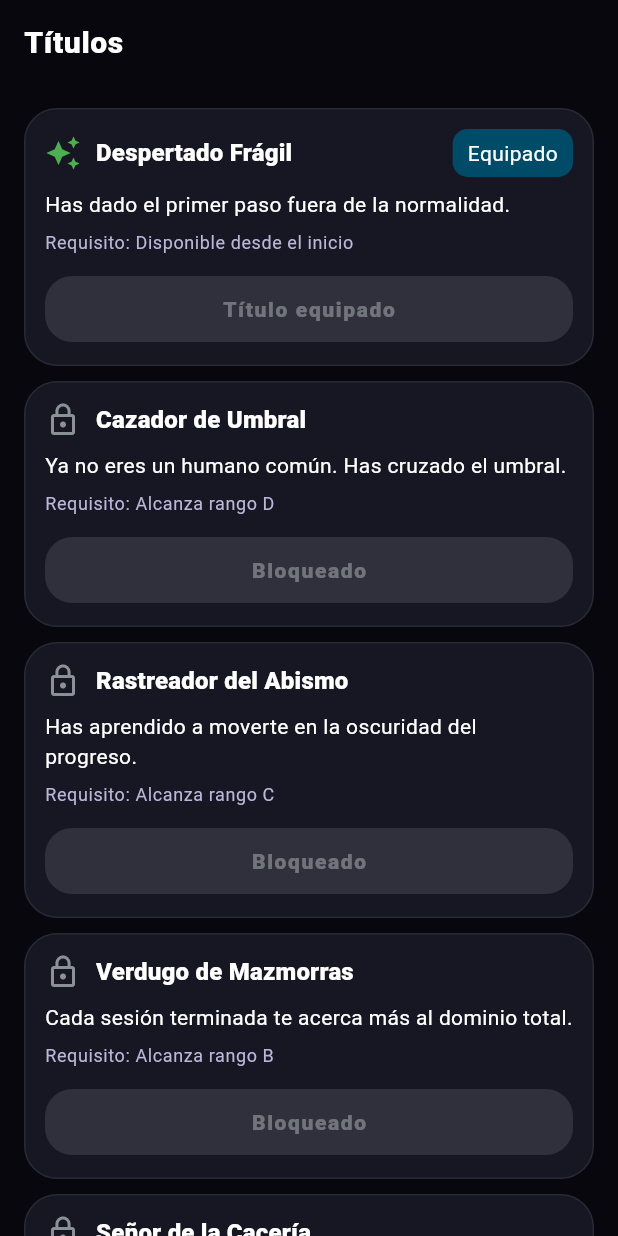
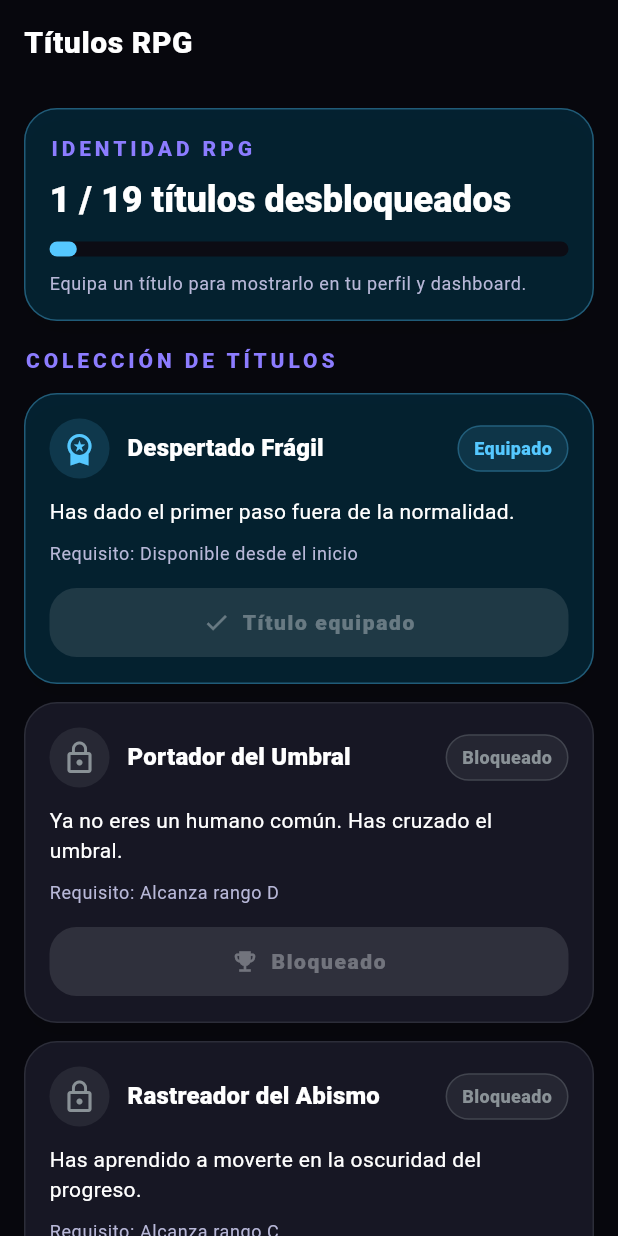
Before and after one commit to Alfihary/hunter_system, a Flutter app: the RpgTitlesScreen screen opened by its route, on a phone screen of 412 x 824 dp. Run offline on Flutter 3.47's test engine with Material 3 defaults, Android fonts, the light colour scheme and no system bars; our stand-ins replace drift, drift_flutter, fl_chart, flutter_riverpod, go_router, permission_handler and 1 more; missing offline and left inert: health, mobile_scanner; accounts and stored records are empty; generated files the repository leaves out were written again.

```diff
--- a/lib/features/profile/presentation/screens/hunter_profile_screen.dart
+++ b/lib/features/profile/presentation/screens/hunter_profile_screen.dart
@@ -280,7 +280,9 @@ class _SecuritySection extends ConsumerWidget {
                     newPassword: next.text,
                   );
 
-              if (context.mounted) Navigator.pop(context);
+              if (!context.mounted) return;
+
+              Navigator.pop(context);
 
               ScaffoldMessenger.of(context).showSnackBar(
                 SnackBar(
--- a/lib/features/rpg/data/derived_rpg_repository.dart
+++ b/lib/features/rpg/data/derived_rpg_repository.dart
@@ -11,6 +11,8 @@ import '../domain/rpg_repository.dart';
 import '../domain/rpg_source_breakdown.dart';
 import '../domain/rpg_stats.dart';
 import '../domain/rpg_title.dart';
+import '../domain/rpg_text_catalog.dart';
+import '../domain/rpg_text_key.dart';
 
 /// Repositorio RPG derivado desde hábitos, entrenamiento, nutrición,
 /// health y quests persistentes.
@@ -110,7 +112,7 @@ class DerivedRpgRepository implements RpgRepository {
       ),
       _achievement(
         id: 'constant_hunter',
-        name: 'Cazador Constante',
+        name: RpgTextCatalog.get(RpgTextKey.achievementConstantIron),
         description: 'Completa 20 entrenamientos.',
         rarity: AchievementRarity.rare,
         current: metrics.finishedWorkouts,
@@ -185,7 +187,7 @@ class DerivedRpgRepository implements RpgRepository {
       /// Health
       _achievement(
         id: 'first_step',
-        name: 'Primer Paso del Cazador',
+        name: RpgTextCatalog.get(RpgTextKey.achievementFirstStep),
         description: 'Registra tu primer día con pasos sincronizados.',
         rarity: AchievementRarity.common,
         current: metrics.healthRecordedDays,
@@ -193,7 +195,7 @@ class DerivedRpgRepository implements RpgRepository {
       ),
       _achievement(
         id: 'hunter_stride',
-        name: 'Zancada del Cazador',
+        name: RpgTextCatalog.get(RpgTextKey.achievementAscendingStride),
         description: 'Cumple la meta de pasos 3 días.',
         rarity: AchievementRarity.rare,
         current: metrics.stepGoalDays,
@@ -325,7 +327,7 @@ class DerivedRpgRepository implements RpgRepository {
       ),
       _title(
         id: 'threshold_hunter',
-        name: 'Cazador de Umbral',
+        name: RpgTextCatalog.get(RpgTextKey.titleThresholdBearer),
         description: 'Ya no eres un humano común. Has cruzado el umbral.',
         requirementText: 'Alcanza rango D',
         unlocked: metrics.rank.index >= RpgRank.d.index,
@@ -349,7 +351,7 @@ class DerivedRpgRepository implements RpgRepository {
       ),
       _title(
         id: 'lord_of_the_hunt',
-        name: 'Señor de la Cacería',
+        name: RpgTextCatalog.get(RpgTextKey.titleSovereigntyOfHunt),
         description: 'Tu avance ya no parece humano; parece depredador.',
         requirementText: 'Alcanza rango A',
         unlocked: metrics.rank.index >= RpgRank.a.index,
--- a/lib/features/rpg/domain/rpg_title.dart
+++ b/lib/features/rpg/domain/rpg_title.dart
@@ -1,10 +1,11 @@
-/// Título desbloqueable del personaje.
+/// Título desbloqueable del sistema RPG.
 ///
 /// ¿Qué hace?
-/// Representa un título que el usuario puede desbloquear y equipar.
+/// Representa una identidad que el usuario puede desbloquear y equipar.
 ///
 /// ¿Para qué sirve?
-/// Para darle identidad visual y temática al personaje.
+/// Para reforzar la sensación de progreso tipo RPG sin depender del género
+/// del usuario. Por eso los títulos deben ser neutros.
 class RpgTitle {
   final String id;
   final String name;
@@ -23,4 +24,14 @@ class RpgTitle {
     required this.isEquipped,
     required this.sortOrder,
   });
+
+  /// Indica si el título se puede equipar.
+  bool get canEquip => isUnlocked && !isEquipped;
+
+  /// Texto visual de estado.
+  String get statusLabel {
+    if (isEquipped) return 'Equipado';
+    if (isUnlocked) return 'Desbloqueado';
+    return 'Bloqueado';
+  }
 }
--- a/lib/features/rpg/presentation/screens/rpg_titles_screen.dart
+++ b/lib/features/rpg/presentation/screens/rpg_titles_screen.dart
@@ -1,20 +1,21 @@
 import 'package:flutter/material.dart';
 import 'package:flutter_riverpod/flutter_riverpod.dart';
 
+import '../../../../shared/presentation/widgets/hunter_panel.dart';
+import '../../../../shared/presentation/widgets/hunter_section_label.dart';
 import '../../domain/rpg_title.dart';
 import '../providers/rpg_controller.dart';
 
 /// Pantalla de títulos RPG.
 ///
 /// ¿Qué hace?
-/// Lista todos los títulos del personaje, mostrando:
-/// - si están desbloqueados
-/// - si están equipados
-/// - requisito
-/// - acción para equipar
+/// Lista todos los títulos disponibles:
+/// - equipados
+/// - desbloqueados
+/// - bloqueados
 ///
 /// ¿Para qué sirve?
-/// Para que el usuario elija la identidad visual de su personaje.
+/// Para que el usuario pueda elegir su identidad visual RPG.
 class RpgTitlesScreen extends ConsumerWidget {
   const RpgTitlesScreen({super.key});
 
@@ -24,7 +25,7 @@ class RpgTitlesScreen extends ConsumerWidget {
     final actionState = ref.watch(rpgActionControllerProvider);
 
     return Scaffold(
-      appBar: AppBar(title: const Text('Títulos')),
+      appBar: AppBar(title: const Text('Títulos RPG')),
       body: titlesAsync.when(
         loading: () => const Center(child: CircularProgressIndicator()),
         error: (error, _) => Center(
@@ -35,17 +36,40 @@ class RpgTitlesScreen extends ConsumerWidget {
         ),
         data: (titles) {
           if (titles.isEmpty) {
-            return const Center(child: Text('No hay títulos disponibles.'));
+            return const Center(
+              child: Padding(
+                padding: EdgeInsets.all(24),
+                child: Text(
+                  'No hay títulos disponibles todavía.',
+                  textAlign: TextAlign.center,
+                ),
+              ),
+            );
           }
 
-          return ListView.separated(
+          final unlockedCount = titles
+              .where((title) => title.isUnlocked)
+              .length;
+
+          return RefreshIndicator(
+            onRefresh: () async {
+              ref.invalidate(rpgTitlesProvider);
+              ref.invalidate(rpgControllerProvider);
+            },
+            child: ListView(
               padding: const EdgeInsets.all(16),
-            itemCount: titles.length,
-            separatorBuilder: (_, __) => const SizedBox(height: 10),
-            itemBuilder: (context, index) {
-              final title = titles[index];
-
-              return _TitleCard(
+              children: [
+                _TitlesHeader(
+                  totalTitles: titles.length,
+                  unlockedTitles: unlockedCount,
+                ),
+                const SizedBox(height: 16),
+                const HunterSectionLabel('COLECCIÓN DE TÍTULOS'),
+                const SizedBox(height: 12),
+                ...titles.map(
+                  (title) => Padding(
+                    padding: const EdgeInsets.only(bottom: 12),
+                    child: _TitleCard(
                       title: title,
                       isBusy: actionState.isLoading,
                       onEquip: () async {
@@ -53,14 +77,26 @@ class RpgTitlesScreen extends ConsumerWidget {
                             .read(rpgActionControllerProvider.notifier)
                             .equipTitle(title.id);
 
-                  if (error != null && context.mounted) {
+                        if (!context.mounted) return;
+
+                        if (error != null) {
                           ScaffoldMessenger.of(
                             context,
                           ).showSnackBar(SnackBar(content: Text(error)));
+                          return;
                         }
-                },
+
+                        ScaffoldMessenger.of(context).showSnackBar(
+                          SnackBar(
+                            content: Text('Título equipado: ${title.name}'),
+                          ),
                         );
                       },
+                    ),
+                  ),
+                ),
+              ],
+            ),
           );
         },
       ),
@@ -68,6 +104,49 @@ class RpgTitlesScreen extends ConsumerWidget {
   }
 }
 
+/// Header superior de progreso de títulos.
+class _TitlesHeader extends StatelessWidget {
+  final int totalTitles;
+  final int unlockedTitles;
+
+  const _TitlesHeader({
+    required this.totalTitles,
+    required this.unlockedTitles,
+  });
+
+  @override
+  Widget build(BuildContext context) {
+    final progress = totalTitles <= 0 ? 0.0 : unlockedTitles / totalTitles;
+
+    return HunterPanel(
+      highlighted: true,
+      child: Column(
+        crossAxisAlignment: CrossAxisAlignment.start,
+        children: [
+          const HunterSectionLabel('IDENTIDAD RPG'),
+          const SizedBox(height: 8),
+          Text(
+            '$unlockedTitles / $totalTitles títulos desbloqueados',
+            style: Theme.of(context).textTheme.headlineSmall,
+          ),
+          const SizedBox(height: 12),
+          LinearProgressIndicator(
+            value: progress.clamp(0.0, 1.0),
+            minHeight: 10,
+            borderRadius: BorderRadius.circular(999),
+          ),
+          const SizedBox(height: 10),
+          Text(
+            'Equipa un título para mostrarlo en tu perfil y dashboard.',
+            style: Theme.of(context).textTheme.bodySmall,
+          ),
+        ],
+      ),
+    );
+  }
+}
+
+/// Card visual de un título RPG.
 class _TitleCard extends StatelessWidget {
   final RpgTitle title;
   final bool isBusy;
@@ -81,58 +160,55 @@ class _TitleCard extends StatelessWidget {
 
   @override
   Widget build(BuildContext context) {
-    final unlockedColor = title.isUnlocked
-        ? Colors.green
-        : Theme.of(context).colorScheme.outline;
+    final scheme = Theme.of(context).colorScheme;
 
-    return Card(
-      child: Padding(
-        padding: const EdgeInsets.all(14),
+    final icon = title.isEquipped
+        ? Icons.workspace_premium
+        : title.isUnlocked
+        ? Icons.auto_awesome
+        : Icons.lock_outline;
+
+    final color = title.isEquipped
+        ? scheme.primary
+        : title.isUnlocked
+        ? scheme.secondary
+        : scheme.outline;
+
+    return HunterPanel(
+      highlighted: title.isEquipped,
       child: Column(
         crossAxisAlignment: CrossAxisAlignment.start,
         children: [
           Row(
             children: [
-                Icon(
-                  title.isUnlocked ? Icons.auto_awesome : Icons.lock_outline,
-                  color: unlockedColor,
+              CircleAvatar(
+                backgroundColor: color.withValues(alpha: 0.14),
+                child: Icon(icon, color: color),
               ),
-                const SizedBox(width: 10),
+              const SizedBox(width: 12),
               Expanded(
                 child: Text(
                   title.name,
                   style: Theme.of(context).textTheme.titleMedium,
                 ),
               ),
-                if (title.isEquipped)
-                  Container(
-                    padding: const EdgeInsets.symmetric(
-                      horizontal: 10,
-                      vertical: 6,
-                    ),
-                    decoration: BoxDecoration(
-                      borderRadius: BorderRadius.circular(10),
-                      color: Theme.of(context).colorScheme.primaryContainer,
-                    ),
-                    child: const Text('Equipado'),
-                  ),
+              _StatusBadge(title: title),
             ],
           ),
-            const SizedBox(height: 8),
+          const SizedBox(height: 12),
           Text(title.description),
-            const SizedBox(height: 8),
+          const SizedBox(height: 10),
           Text(
             'Requisito: ${title.requirementText}',
             style: Theme.of(context).textTheme.bodySmall,
           ),
-            const SizedBox(height: 12),
+          const SizedBox(height: 14),
           SizedBox(
             width: double.infinity,
-              child: FilledButton(
-                onPressed: (!title.isUnlocked || title.isEquipped || isBusy)
-                    ? null
-                    : onEquip,
-                child: Text(
+            child: FilledButton.icon(
+              onPressed: (!title.canEquip || isBusy) ? null : onEquip,
+              icon: Icon(title.isEquipped ? Icons.check : Icons.emoji_events),
+              label: Text(
                 title.isEquipped
                     ? 'Título equipado'
                     : title.isUnlocked
@@ -143,6 +219,40 @@ class _TitleCard extends StatelessWidget {
           ),
         ],
       ),
+    );
+  }
+}
+
+/// Badge del estado actual del título.
+class _StatusBadge extends StatelessWidget {
+  final RpgTitle title;
+
+  const _StatusBadge({required this.title});
+
+  @override
+  Widget build(BuildContext context) {
+    final scheme = Theme.of(context).colorScheme;
+
+    final color = title.isEquipped
+        ? scheme.primary
+        : title.isUnlocked
+        ? scheme.secondary
+        : scheme.outline;
+
+    return Container(
+      padding: const EdgeInsets.symmetric(horizontal: 10, vertical: 6),
+      decoration: BoxDecoration(
+        borderRadius: BorderRadius.circular(999),
+        color: color.withValues(alpha: 0.12),
+        border: Border.all(color: color.withValues(alpha: 0.28)),
+      ),
+      child: Text(
+        title.statusLabel,
+        style: TextStyle(
+          color: color,
+          fontWeight: FontWeight.w800,
+          fontSize: 12,
+        ),
       ),
     );
   }
--- a/lib/features/system/presentation/screens/system_diagnostics_screen.dart
+++ b/lib/features/system/presentation/screens/system_diagnostics_screen.dart
@@ -62,18 +62,24 @@ class SystemDiagnosticsScreen extends ConsumerWidget {
                     final result = await ref
                         .read(systemRepairControllerProvider.notifier)
                         .ensureBaseConfiguration();
+
+                    if (!context.mounted) return;
+
                     _showRepairFeedback(context, result);
                   },
                   onSeedRecommendedHabits: () async {
                     final result = await ref
                         .read(systemRepairControllerProvider.notifier)
                         .seedRecommendedHabits();
+                    if (!context.mounted) return;
                     _showRepairFeedback(context, result);
                   },
                   onSyncHealthNow: () async {
                     final result = await ref
                         .read(systemRepairControllerProvider.notifier)
                         .syncHealthNow();
+                    if (!context.mounted) return;
+
                     _showRepairFeedback(context, result);
                   },
                 ),
--- a/lib/features/workout/presentation/screens/workout_session_screen.dart
+++ b/lib/features/workout/presentation/screens/workout_session_screen.dart
@@ -166,6 +166,8 @@ class _WorkoutSessionScreenState extends ConsumerState<WorkoutSessionScreen> {
 
         await HapticFeedback.mediumImpact();
 
+        if (!mounted) return;
+
         ScaffoldMessenger.of(
           context,
         ).showSnackBar(const SnackBar(content: Text('Descanso terminado.')));
@@ -202,6 +204,8 @@ class _WorkoutSessionScreenState extends ConsumerState<WorkoutSessionScreen> {
         });
 
         await HapticFeedback.mediumImpact();
+
+        if (!mounted) return;
 
         ScaffoldMessenger.of(
           context,
```
Also changed, not shown: lib/features/auth/data/local_auth_repository.dart (+12 -25 lines), lib/features/auth/domain/app_user.dart (+20 -1 lines), lib/features/auth/domain/auth_repository.dart (+4 -4 lines), lib/features/auth/domain/user_gender.dart (added, +45 -0 lines), lib/features/auth/presentation/providers/auth_controller.dart (+10 -32 lines), lib/features/auth/presentation/screens/register_screen.dart (+31 -11 lines), lib/features/home/presentation/screens/home_screen.dart (+72 -18 lines), lib/features/rpg/domain/rpg_text_catalog.dart (added, +23 -0 lines), lib/features/rpg/domain/rpg_text_key.dart (added, +17 -0 lines), lib/features/rpg/presentation/providers/rpg_controller.dart (+16 -4 lines). Lines whose indentation alone changed are shown as unchanged.
